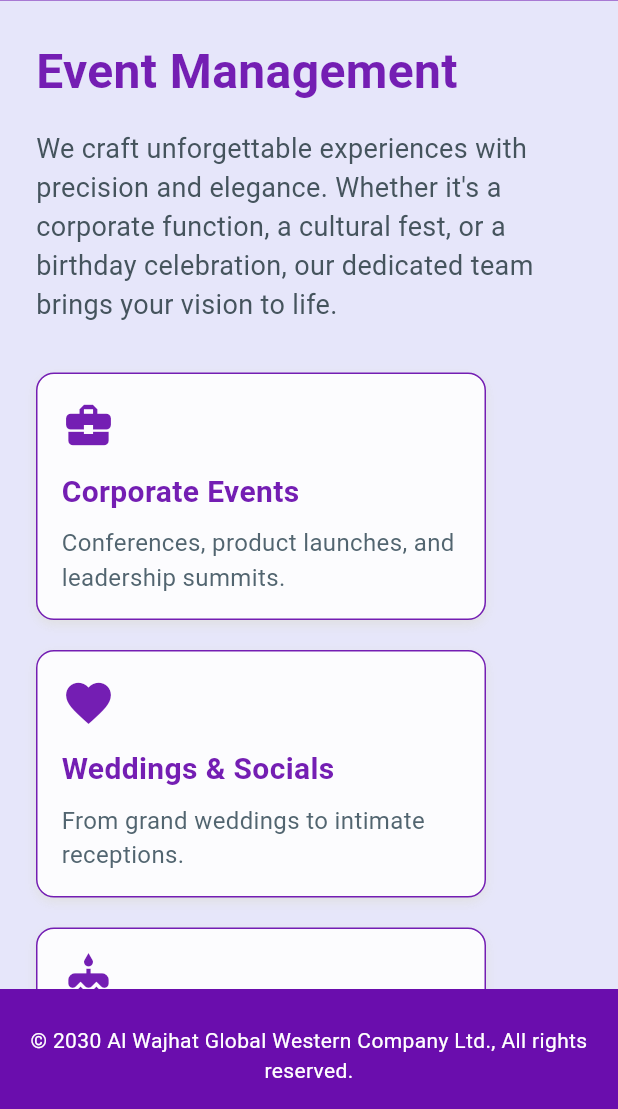
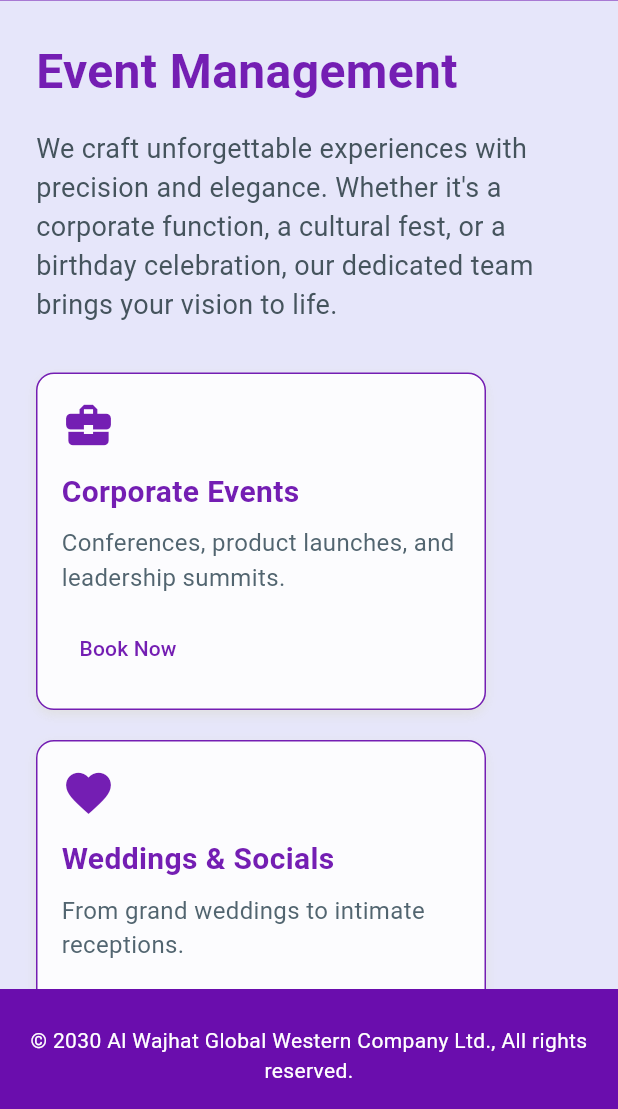
Before and after one commit to SuriyakumarSuri/wgwwebapp, a Flutter app: the EventManagementPage screen opened by its route, on a phone screen of 412 x 824 dp, the part 127-1236 px from its top. Run offline on Flutter 3.47's test engine with Material 3 defaults, Android fonts, the phone set to English and light mode, and no system bars; our stand-ins replace file_picker, flutter_animate, go_router, lottie.

Commit message:
same ui fixed

```diff
--- a/lib/pages/EventManagementPage.dart
+++ b/lib/pages/EventManagementPage.dart
@@ -46,6 +46,34 @@ class _EventManagementPageState extends State<EventManagementPage>
       child: HoverableMenuItem(title: title),
     );
   }
+
+  final List<Map<String, dynamic>> eventData = [
+    {
+      'title': 'Corporate Events',
+      'description': 'Conferences, product launches, and leadership summits.',
+      'icon': Icons.business_center,
+    },
+    {
+      'title': 'Weddings & Socials',
+      'description': 'From grand weddings to intimate receptions.',
+      'icon': Icons.favorite,
+    },
+    {
+      'title': 'Birthday Parties',
+      'description': 'Themed birthday experiences for all ages.',
+      'icon': Icons.cake,
+    },
+    {
+      'title': 'Cultural & Sports',
+      'description': 'Cultural fests, sports days, and tournaments.',
+      'icon': Icons.celebration,
+    },
+    {
+      'title': 'Stage & AV Production',
+      'description': 'Lighting, sound, multimedia displays, and live streaming.',
+      'icon': Icons.theaters,
+    },
+  ];
 
   @override
   Widget build(BuildContext context) {
@@ -148,13 +176,11 @@ class _EventManagementPageState extends State<EventManagementPage>
                 Wrap(
                   spacing: 20,
                   runSpacing: 20,
-                  children: [
-                    EventCardItem(title: 'Corporate Events', description: 'Conferences, product launches, and leadership summits.', icon: Icons.business_center),
-                    EventCardItem(title: 'Weddings & Socials', description: 'From grand weddings to intimate receptions.', icon: Icons.favorite),
-                    EventCardItem(title: 'Birthday Parties', description: 'Themed birthday experiences for all ages.', icon: Icons.cake),
-                    EventCardItem(title: 'Cultural & Sports', description: 'Cultural fests, sports days, and tournaments.', icon: Icons.celebration),
-                    EventCardItem(title: 'Stage & AV Production', description: 'Lighting, sound, multimedia displays, and live streaming.', icon: Icons.theaters),
-                  ],
+                  children: eventData.map((event) => EventCardItem(
+                    title: event['title'],
+                    description: event['description'],
+                    icon: event['icon'],
+                  )).toList(),
                 ),
               ],
             ),
@@ -187,7 +213,7 @@ class FooterSection extends StatelessWidget {
   }
 }
 
-class EventCardItem extends StatelessWidget {
+class EventCardItem extends StatefulWidget {
   final String title;
   final String description;
   final IconData icon;
@@ -195,8 +221,21 @@ class EventCardItem extends StatelessWidget {
   const EventCardItem({required this.title, required this.description, required this.icon});
 
   @override
+  State<EventCardItem> createState() => _EventCardItemState();
+}
+
+class _EventCardItemState extends State<EventCardItem> {
+  bool _isHovered = false;
+
+  @override
   Widget build(BuildContext context) {
-    return Container(
+    return MouseRegion(
+      onEnter: (_) => setState(() => _isHovered = true),
+      onExit: (_) => setState(() => _isHovered = false),
+      child: AnimatedScale(
+        scale: _isHovered ? 1.03 : 1.0,
+        duration: Duration(milliseconds: 200),
+        child: Container(
           width: 300,
           padding: EdgeInsets.all(16),
           decoration: BoxDecoration(
@@ -210,12 +249,19 @@ class EventCardItem extends StatelessWidget {
           child: Column(
             crossAxisAlignment: CrossAxisAlignment.start,
             children: [
-          Icon(icon, color: Color(0xFF6A0DAD), size: 36),
+              Icon(widget.icon, color: Color(0xFF6A0DAD), size: 36),
               SizedBox(height: 12),
-          Text(title, style: TextStyle(fontSize: 20, fontWeight: FontWeight.bold, color: Color(0xFF6A0DAD))),
+              Text(widget.title, style: TextStyle(fontSize: 20, fontWeight: FontWeight.bold, color: Color(0xFF6A0DAD))),
               SizedBox(height: 8),
-          Text(description, style: TextStyle(fontSize: 16, color: Colors.blueGrey[700])),
+              Text(widget.description, style: TextStyle(fontSize: 16, color: Colors.blueGrey[700])),
+              SizedBox(height: 12),
+              TextButton(
+                onPressed: () => context.go('/quoterequest'),
+                child: Text('Book Now', style: TextStyle(color: Color(0xFF6A0DAD))),
+              )
             ],
+          ),
+        ),
       ),
     );
   }
```
Lines whose indentation alone changed are shown as unchanged.
